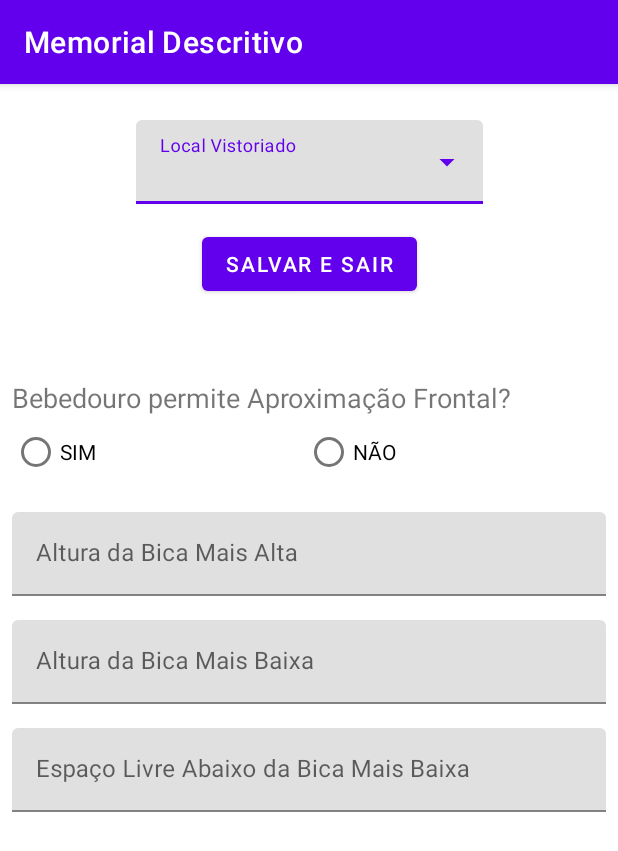
After one commit to MattCaramalac/CortecRelatorioAcessibilidade, an Android app: the fragment WaterFountainSpoutFragment placed in its activity, on a phone screen of 412 x 824 dp. The commit adds this screen. Shown: the top 851 px of the screen. Run offline under Robolectric (Android 15) with nearby library versions, the phone set to English and light mode, and no system bars; 1 statement that could not run was skipped.

Commit message:
Avanço para salvar Informações dos Bebedouros

```diff
--- /dev/null
+++ b/app/src/main/java/com/mpms/relatorioacessibilidadecortec/fragments/WaterFountainSpoutFragment.java
@@ -0,0 +1,121 @@
+package com.mpms.relatorioacessibilidadecortec.fragments;
+
+import android.os.Bundle;
+
+import androidx.annotation.NonNull;
+import androidx.annotation.Nullable;
+import androidx.fragment.app.Fragment;
+import androidx.lifecycle.ViewModelProvider;
+
+import android.text.TextUtils;
+import android.view.LayoutInflater;
+import android.view.View;
+import android.view.ViewGroup;
+import android.widget.RadioGroup;
+import android.widget.TextView;
+
+import com.google.android.material.textfield.TextInputEditText;
+import com.google.android.material.textfield.TextInputLayout;
+import com.mpms.relatorioacessibilidadecortec.R;
+import com.mpms.relatorioacessibilidadecortec.entities.WaterFountainEntry;
+import com.mpms.relatorioacessibilidadecortec.model.ViewModelEntry;
+import com.mpms.relatorioacessibilidadecortec.model.ViewModelFragments;
+
+import java.util.Objects;
+
+public class WaterFountainSpoutFragment extends Fragment {
+
+    ViewModelFragments modelFragments;
+    TextView allowApproxError;
+    RadioGroup allowFrontalApprox;
+    TextInputLayout highestSpoutField, lowestSpoutField, freeSpaceSpoutField;
+    TextInputEditText highestSpoutValue, lowestSpoutValue, freeSpaceSpoutValue;
+
+    public WaterFountainSpoutFragment() {
+        // Required empty public constructor
+    }
+
+    public static WaterFountainSpoutFragment newInstance() {
+        WaterFountainSpoutFragment fragment = new WaterFountainSpoutFragment();
+        Bundle args = new Bundle();
+        fragment.setArguments(args);
+        return fragment;
+    }
+
+    @Override
+    public void onCreate(Bundle savedInstanceState) {
+        super.onCreate(savedInstanceState);
+        modelFragments = new ViewModelProvider(requireActivity()).get(ViewModelFragments.class);
+    }
+
+    @Override
+    public View onCreateView(LayoutInflater inflater, ViewGroup container,
+                             Bundle savedInstanceState) {
+        // Inflate the layout for this fragment
+        return inflater.inflate(R.layout.fragment_spout_water_fountain, container, false);
+    }
+
+    @Override
+    public void onViewCreated(@NonNull View view, @Nullable Bundle savedInstanceState) {
+        super.onViewCreated(view, savedInstanceState);
+
+        allowApproxError = view.findViewById(R.id.water_fountain_frontal_approx_error);
+
+        allowFrontalApprox = view.findViewById(R.id.spout_allow_approx_radio);
+
+        highestSpoutField = view.findViewById(R.id.highest_spout_height_field);
+        lowestSpoutField = view.findViewById(R.id.lowest_spout_height_field);
+        freeSpaceSpoutField = view.findViewById(R.id.free_space_height_field);
+
+        highestSpoutValue = view.findViewById(R.id.highest_spout_height_value);
+        lowestSpoutField = view.findViewById(R.id.lowest_spout_height_value);
+        freeSpaceSpoutValue = view.findViewById(R.id.free_space_height_value);
+
+        modelFragments.getSaveAttempt().observe(getViewLifecycleOwner(), saveAttempt -> {
+            if(hasNoEmptyFields()) {
+                Bundle spoutData = new Bundle();
+                spoutData.putInt("ALLOW_FRONTAL",allowFrontalApprox.getCheckedRadioButtonId());
+                spoutData.putDouble("HIGHEST_SPOUT",Double.parseDouble(Objects.requireNonNull(highestSpoutValue.getText()).toString()));
+                spoutData.putDouble("LOWEST_SPOUT",Double.parseDouble(Objects.requireNonNull(lowestSpoutValue.getText()).toString()));
+                spoutData.putDouble("FREE_SPACE_SPOUT",Double.parseDouble(Objects.requireNonNull(freeSpaceSpoutValue.getText()).toString()));
+                modelFragments.setFountainBundle(spoutData);
+            }
+            modelFragments.saveAttemptTestWaterFountain(0);
+        });
+
+
+    }
+
+    public boolean hasNoEmptyFields() {
+        clearErrorMessages();
+        int errors = 0;
+        if (allowFrontalApprox.getCheckedRadioButtonId() == -1) {
+            allowApproxError.setVisibility(View.VISIBLE);
+            errors++;
+        }
+        if (TextUtils.isEmpty(highestSpoutValue.getText())) {
+            highestSpoutField.setError(getString(R.string.blank_field_error));
+            errors++;
+        }
+        if (TextUtils.isEmpty(lowestSpoutValue.getText())) {
+            lowestSpoutField.setError(getString(R.string.blank_field_error));
+            errors++;
+        }
+        if (TextUtils.isEmpty(freeSpaceSpoutValue.getText())) {
+            freeSpaceSpoutField.setError(getString(R.string.blank_field_error));
+            errors++;
+        }
+        return errors == 0;
+    }
+
+    public void clearErrorMessages() {
+        allowApproxError.setVisibility(View.GONE);
+        highestSpoutField.setErrorEnabled(false);
+        lowestSpoutField.setErrorEnabled(false);
+        freeSpaceSpoutField.setErrorEnabled(false);
+
+
+    }
+
+
+}
--- /dev/null
+++ b/app/src/main/java/com/mpms/relatorioacessibilidadecortec/model/ViewModelFragments.java
@@ -0,0 +1,30 @@
+package com.mpms.relatorioacessibilidadecortec.model;
+
+import android.os.Bundle;
+
+import androidx.lifecycle.LiveData;
+import androidx.lifecycle.MutableLiveData;
+import androidx.lifecycle.ViewModel;
+
+public class ViewModelFragments extends ViewModel {
+
+    private final MutableLiveData<Integer> saveAttemptWaterFountain = new MutableLiveData<>();
+
+    public void saveAttemptTestWaterFountain(Integer integer) {
+        saveAttemptWaterFountain.setValue(integer);
+    }
+
+    public LiveData<Integer> getSaveAttempt() {
+        return saveAttemptWaterFountain;
+    }
+
+    private final MutableLiveData<Bundle> fountainBundle = new MutableLiveData<>();
+
+    public void setFountainBundle(Bundle bundle) {
+        fountainBundle.setValue(bundle);
+    }
+
+    public LiveData<Bundle> getFountainBundle() {
+        return fountainBundle;
+    }
+}
--- /dev/null
+++ b/app/src/main/res/layout/fragment_spout_water_fountain.xml
@@ -0,0 +1,118 @@
+<?xml version="1.0" encoding="utf-8"?>
+<ScrollView xmlns:android="http://schemas.android.com/apk/res/android"
+    xmlns:tools="http://schemas.android.com/tools"
+    android:layout_width="match_parent"
+    android:layout_height="match_parent"
+    xmlns:app="http://schemas.android.com/apk/res-auto"
+    tools:context=".fragments.WaterFountainSpoutFragment">
+
+    <androidx.constraintlayout.widget.ConstraintLayout
+        android:layout_width="match_parent"
+        android:layout_height="wrap_content">
+
+        <TextView
+            android:id="@+id/spout_water_fountain_allow_approx"
+            android:layout_width="match_parent"
+            android:layout_height="wrap_content"
+            app:layout_constraintTop_toTopOf="parent"
+            app:layout_constraintStart_toStartOf="parent"
+            android:text="@string/label_allow_frontal_approx"
+            android:textSize="@dimen/section_header"/>
+
+        <RadioGroup
+            android:id="@+id/spout_allow_approx_radio"
+            android:layout_width="match_parent"
+            android:layout_height="wrap_content"
+            app:layout_constraintTop_toBottomOf="@id/spout_water_fountain_allow_approx"
+            app:layout_constraintStart_toStartOf="parent"
+            android:orientation="horizontal">
+
+            <RadioButton
+                android:id="@+id/spout_allow_approx_yes"
+                android:layout_width="wrap_content"
+                android:layout_height="wrap_content"
+                android:layout_weight="@integer/weight_one"
+                android:text="@string/radio_button_yes"
+                android:textSize="14sp"
+                android:textColor="@color/black"/>
+
+            <RadioButton
+                android:id="@+id/spout_allow_approx_no"
+                android:layout_width="wrap_content"
+                android:layout_height="wrap_content"
+                android:layout_weight="@integer/weight_one"
+                android:text="@string/radio_button_no"
+                android:textSize="14sp"
+                android:textColor="@color/black"/>
+
+        </RadioGroup>
+
+        <TextView
+            android:id="@+id/water_fountain_frontal_approx_error"
+            android:layout_width="match_parent"
+            android:layout_height="wrap_content"
+            android:text="@string/empty_fields"
+            android:textSize="14sp"
+            android:textColor="@color/error_message"
+            android:visibility="gone"
+            app:layout_constraintTop_toBottomOf="@id/spout_allow_approx_radio"
+            app:layout_constraintStart_toStartOf="parent"
+            />
+
+        <com.google.android.material.textfield.TextInputLayout
+            android:id="@+id/highest_spout_height_field"
+            android:layout_width="match_parent"
+            android:layout_height="wrap_content"
+            app:layout_constraintStart_toStartOf="parent"
+            app:layout_constraintTop_toBottomOf="@id/water_fountain_frontal_approx_error"
+            android:layout_marginTop="@dimen/top_margins"
+            android:hint="@string/hint_highest_spout_height">
+
+            <com.google.android.material.textfield.TextInputEditText
+                android:id="@+id/highest_spout_height_value"
+                android:layout_width="match_parent"
+                android:layout_height="match_parent"
+                android:inputType="numberDecimal"/>
+
+        </com.google.android.material.textfield.TextInputLayout>
+
+        <com.google.android.material.textfield.TextInputLayout
+            android:id="@+id/lowest_spout_height_field"
+            android:layout_width="match_parent"
+            android:layout_height="wrap_content"
+            app:layout_constraintStart_toStartOf="parent"
+            app:layout_constraintTop_toBottomOf="@id/highest_spout_height_field"
+            android:layout_marginTop="@dimen/top_margins"
+            android:hint="@string/hint_lowest_spout_height">
+
+            <com.google.android.material.textfield.TextInputEditText
+                android:id="@+id/lowest_spout_height_value"
+                android:layout_width="match_parent"
+                android:layout_height="match_parent"
+                android:inputType="numberDecimal"/>
+
+        </com.google.android.material.textfield.TextInputLayout>
+
+        <com.google.android.material.textfield.TextInputLayout
+            android:id="@+id/free_space_height_field"
+            android:layout_width="match_parent"
+            android:layout_height="wrap_content"
+            app:layout_constraintStart_toStartOf="parent"
+            app:layout_constraintTop_toBottomOf="@id/lowest_spout_height_field"
+            android:layout_marginTop="@dimen/top_margins"
+            android:hint="@string/hint_free_space_lowest_spout">
+
+            <com.google.android.material.textfield.TextInputEditText
+                android:id="@+id/free_space_height_value"
+                android:layout_width="match_parent"
+                android:layout_height="match_parent"
+                android:inputType="numberDecimal"/>
+
+        </com.google.android.material.textfield.TextInputLayout>
+
+
+    </androidx.constraintlayout.widget.ConstraintLayout>
+
+
+
+</ScrollView>
--- a/app/src/main/res/values/strings.xml
+++ b/app/src/main/res/values/strings.xml
@@ -132,8 +132,8 @@
     <string name="hint_PCR_space_width">Largura Espaço PCR</string>
     <string name="hint_PCR_space_depth">Profund. Espaço PCR</string>
     <string name="label_water_fountain_type">Tipo de Bebedouro</string>
-    <string name="radio_option_bica_type">Tipo Bica</string>
-    <string name="radio_option_other_type">Outro Tipo</string>
+    <string name="radio_option_bica_type">TIPO BICA</string>
+    <string name="radio_option_other_type">OUTRO TIPO</string>
     <string name="label_window_register">Cadastro de Janelas e Suas Dimensões</string>
     <string name="label_room_has_visual_signal">Possui Sinalização Visual Vertical?</string>
     <string name="hint_sign_observations">Observações da Sinalização</string>
@@ -181,4 +181,9 @@
     <string name="label_obligatory_slope_sidewalk">É obrigatório ter rebaixamento nesta calçada?</string>
     <string name="label_slope_register">Cadastro de rebaixamentos e suas dimensões</string>
     <string name="label_status_special_floor">O piso tátil está em bom estado de conservação?</string>
+    <string name="label_allow_frontal_approx">Bebedouro permite Aproximação Frontal?</string>
+    <string name="hint_highest_spout_height">Altura da Bica Mais Alta</string>
+    <string name="hint_lowest_spout_height">Altura da Bica Mais Baixa</string>
+    <string name="hint_free_space_lowest_spout">Espaço Livre Abaixo da Bica Mais Baixa</string>
+    <string name="label_water_fountain_header">Bebedouros</string>
 </resources>
```
Also changed, not shown: app/src/main/java/com/mpms/relatorioacessibilidadecortec/activities/InspectionActivity.java (+3 -4 lines), app/src/main/java/com/mpms/relatorioacessibilidadecortec/activities/RegisterActivity.java (+9 -14 lines), app/src/main/java/com/mpms/relatorioacessibilidadecortec/fragments/SidewalkFragment.java (+12 -17 lines), app/src/main/java/com/mpms/relatorioacessibilidadecortec/fragments/WaterFountainFragment.java (+69 -63 lines), app/src/main/java/com/mpms/relatorioacessibilidadecortec/fragments/WaterFountainOtherFragment.java (added, +66 -0 lines), app/src/main/res/layout/fragment_other_water_fountain.xml (added, +14 -0 lines), app/src/main/res/layout/fragment_water_fountain.xml (+15 -2 lines).
